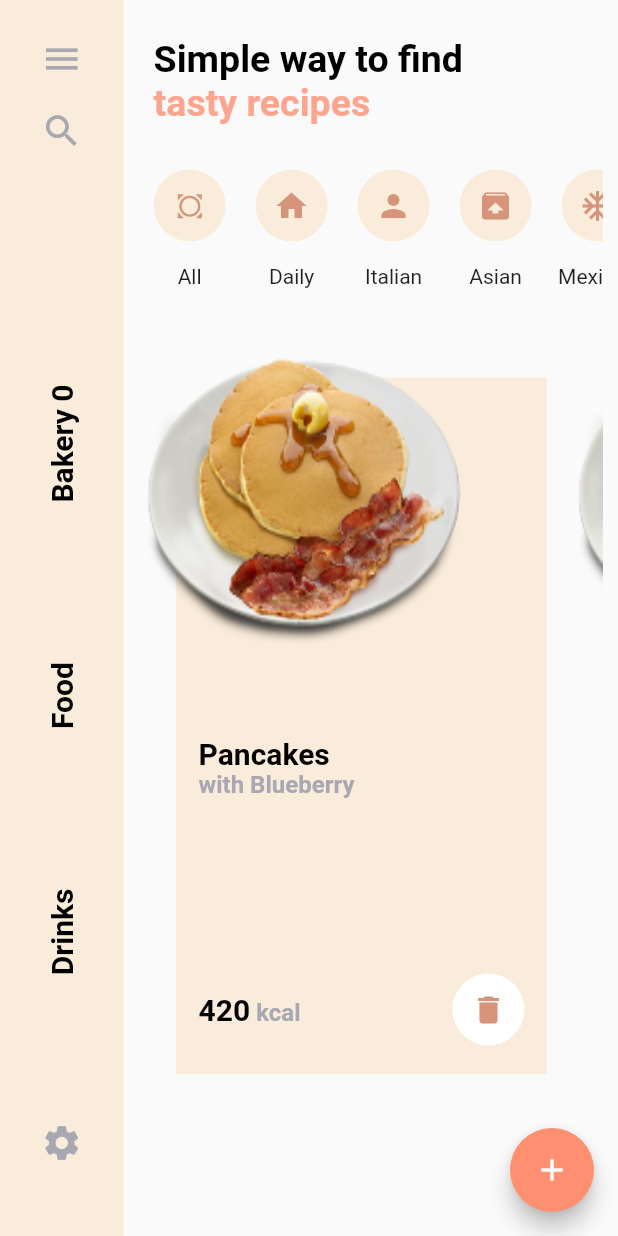
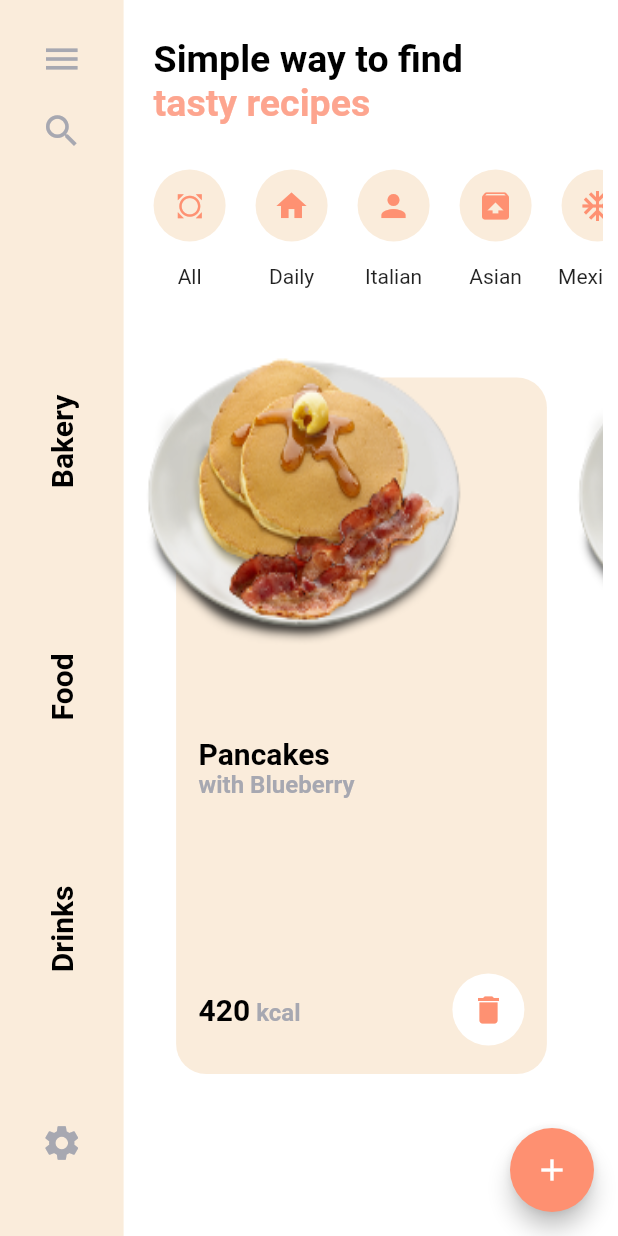
Before and after one commit to putra4648/food_healthy_app, a Flutter app: the screen it shows after launch, on a phone screen of 412 x 824 dp. Run offline on Flutter 3.47's test engine with Material 2 defaults, Android fonts, the phone set to English and light mode, and no system bars.

Commit message:
Sudah jadi kurang animasi

```diff
--- a/lib/constant.dart
+++ /dev/null
@@ -1,4 +0,0 @@
-import 'package:flutter/material.dart';
-
-const sideBarMenuColor = Color(0xfffaf6f0);
-const iconMenuColor = Color(0xfffaecdb);
--- a/lib/main.dart
+++ b/lib/main.dart
@@ -1,6 +1,7 @@
 import 'package:flutter/material.dart';
 import 'package:flutter/services.dart';
-import 'package:food_app_with_animation/ui/pages/home_page.dart';
+
+import 'ui/pages/home_page.dart';
 
 void main() {
   WidgetsFlutterBinding.ensureInitialized();
@@ -12,6 +13,7 @@ class MyApp extends StatelessWidget {
   @override
   Widget build(BuildContext context) {
     return MaterialApp(
+      debugShowCheckedModeBanner: false,
       theme: ThemeData(
         floatingActionButtonTheme: FloatingActionButtonThemeData(
           backgroundColor: Color(0xfffe9071),
@@ -20,8 +22,9 @@ class MyApp extends StatelessWidget {
           color: Color(0xffa7a8b1),
         ),
         iconTheme: IconThemeData(
-          color: Color(0xffd6957a),
+          color: Color(0xfffe9172),
         ),
+        canvasColor: Color(0xfffaecdb),
         textTheme: TextTheme(
           headline2: TextStyle(
             color: Colors.black,
@@ -42,6 +45,7 @@ class MyApp extends StatelessWidget {
       ),
       title: 'Material App',
       home: HomePage(),
+      // home: DetailPage(),
     );
   }
 }
--- a/lib/ui/pages/home_page.dart
+++ b/lib/ui/pages/home_page.dart
@@ -1,6 +1,7 @@
 import 'package:flutter/material.dart';
-import 'package:food_app_with_animation/ui/widgets/side_bar_menu.dart';
-import 'package:food_app_with_animation/ui/widgets/side_body_view.dart';
+
+import '../widgets/home_widget/side_bar_menu.dart';
+import '../widgets/home_widget/side_body_view.dart';
 
 class HomePage extends StatelessWidget {
   @override
--- a/lib/ui/widgets/side_bar_menu.dart
+++ b/lib/ui/widgets/home_widget/side_bar_menu.dart
@@ -1,49 +1,15 @@
 import 'package:flutter/material.dart';
 
-import '../../constant.dart';
-
-class SideBarMenu extends StatefulWidget {
+class SideBarMenu extends StatelessWidget {
   final Size size;
 
   const SideBarMenu({Key key, this.size}) : super(key: key);
 
   @override
-  _SideBarMenuState createState() => _SideBarMenuState();
-}
-
-class _SideBarMenuState extends State<SideBarMenu> {
-  int _counter = 0;
-  bool _isPressed;
-
-  @override
-  void initState() {
-    _isPressed = false;
-    super.initState();
-  }
-
-  void _incrementCounter() {
-    setState(() {
-      _isPressed = true;
-      _counter++;
-    });
-  }
-
-  Function _counterButtonPressed() {
-    if (_isPressed) {
-      return null;
-    } else {
-      return () {
-        _incrementCounter();
-      };
-    }
-  }
-
-  @override
   Widget build(BuildContext context) {
     return Container(
-      width: widget.size.width * 0.2,
-      height: widget.size.height,
-      color: iconMenuColor,
+      width: size.width * 0.2,
+      height: size.height,
       child: Column(
         children: [
           buildFirstMenu(context),
@@ -54,9 +20,9 @@ class _SideBarMenuState extends State<SideBarMenu> {
     );
   }
 
-  Container buildThirdMenu(BuildContext context) {
+  Widget buildThirdMenu(BuildContext context) {
     return Container(
-      height: widget.size.height * 0.15,
+      height: size.height * 0.15,
       child: IconButton(
         icon: Icon(
           Icons.settings,
@@ -68,9 +34,9 @@ class _SideBarMenuState extends State<SideBarMenu> {
     );
   }
 
-  Container buildSecondMenu(BuildContext context) {
+  Widget buildSecondMenu(BuildContext context) {
     return Container(
-      height: widget.size.height * 0.6,
+      height: size.height * 0.6,
       child: Column(
         mainAxisAlignment: MainAxisAlignment.spaceAround,
         children: [
@@ -78,9 +44,9 @@ class _SideBarMenuState extends State<SideBarMenu> {
             quarterTurns: -1,
             child: FlatButton(
               disabledTextColor: Theme.of(context).primaryIconTheme.color,
-              onPressed: null,
+              onPressed: () {},
               child: Text(
-                'Bakery $_counter',
+                'Bakery ',
                 style: Theme.of(context).textTheme.headline4,
               ),
             ),
@@ -110,10 +76,10 @@ class _SideBarMenuState extends State<SideBarMenu> {
     );
   }
 
-  Container buildFirstMenu(BuildContext context) {
+  Widget buildFirstMenu(BuildContext context) {
     return Container(
       padding: const EdgeInsets.all(15),
-      height: widget.size.height * 0.25,
+      height: size.height * 0.25,
       child: Column(
         children: [
           IconButton(
--- a/lib/ui/widgets/side_body_view.dart
+++ b/lib/ui/widgets/home_widget/side_body_view.dart
@@ -1,8 +1,8 @@
 import 'package:flutter/material.dart';
+import 'package:food_app_with_animation/ui/pages/detail_page.dart';
 
-import '../../constant.dart';
-import '../../dummy_food_data.dart';
-import '../../icon_category.dart';
+import '../../../dummy_food_data.dart';
+import '../../../icon_category.dart';
 
 class SideBodyView extends StatelessWidget {
   final Size size;
@@ -14,6 +14,7 @@ class SideBodyView extends StatelessWidget {
     return Container(
       width: size.width * 0.8,
       height: size.height,
+      color: Colors.white,
       child: Padding(
         padding: const EdgeInsets.all(10),
         child: Column(
@@ -36,7 +37,13 @@ class SideBodyView extends StatelessWidget {
         physics: BouncingScrollPhysics(),
         itemBuilder: (context, index) => Stack(
           children: [
-            Container(
+            InkWell(
+              onTap: () => Navigator.of(context).push(
+                MaterialPageRoute(
+                  builder: (context) => DetailPage(),
+                ),
+              ),
+              child: Container(
                 width: size.width * 0.6,
                 margin: const EdgeInsets.only(
                   left: 25,
@@ -46,8 +53,11 @@ class SideBodyView extends StatelessWidget {
                 decoration: BoxDecoration(
                   borderRadius: BorderRadius.only(
                     topLeft: Radius.circular(100),
+                    topRight: Radius.circular(20),
+                    bottomLeft: Radius.circular(20),
+                    bottomRight: Radius.circular(20),
                   ),
-                color: iconMenuColor,
+                  color: Theme.of(context).canvasColor,
                 ),
                 child: Padding(
                   padding: const EdgeInsets.all(15),
@@ -106,6 +116,7 @@ class SideBodyView extends StatelessWidget {
                   ),
                 ),
               ),
+            ),
             Positioned(
               top: -50,
               left: 0,
@@ -142,7 +153,7 @@ class SideBodyView extends StatelessWidget {
                 vertical: 15,
               ),
               decoration: BoxDecoration(
-                color: iconMenuColor,
+                color: Theme.of(context).canvasColor,
                 shape: BoxShape.circle,
               ),
               child: iconCategory[index],
```
Also changed, not shown: lib/dummy_ingredients.dart (added, +42 -0 lines), lib/dummy_nutrition.dart (added, +36 -0 lines), lib/ui/pages/detail_page.dart (added, +30 -0 lines), lib/ui/widgets/detail_widget/body.dart (added, +160 -0 lines), lib/ui/widgets/detail_widget/side_bar_menu.dart (added, +61 -0 lines). Lines whose indentation alone changed are shown as unchanged.
